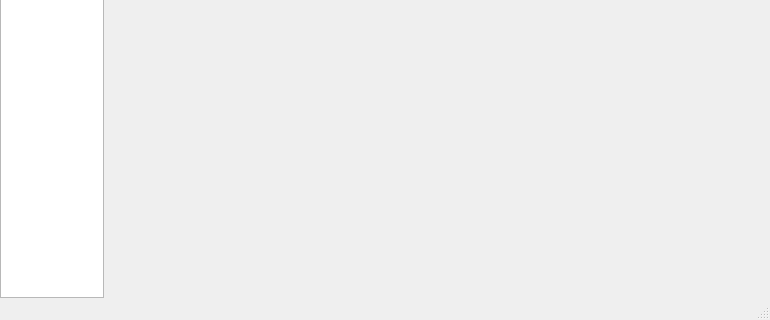
Qt form view/vmGui.ui (sqq0216/vmSystem) before a commit; both pictures show x 0 to 770 and y 293 to 613 of the 770 by 613 pixel window.
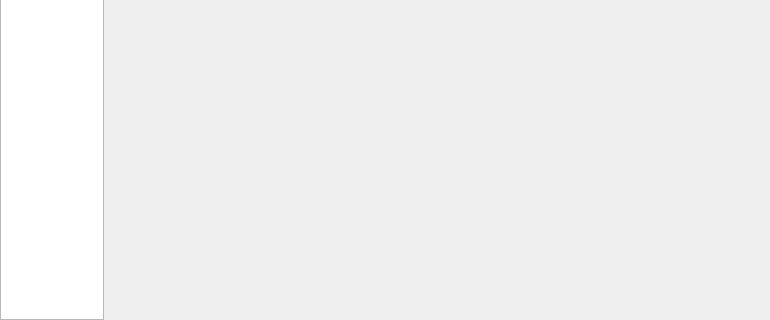
The same form after that commit.

Commit message: 将控制器传入子界面，子界面数据收取尚未写完

Diff of the .ui file:
```diff
--- a/view/vmGui.ui
+++ b/view/vmGui.ui
@@ -109,7 +109,6 @@
    <addaction name="menu"/>
    <addaction name="menu_2"/>
   </widget>
-  <widget class="QStatusBar" name="statusbar"/>
  </widget>
  <resources/>
  <connections/>
```
The commit also changes 3 other files.
